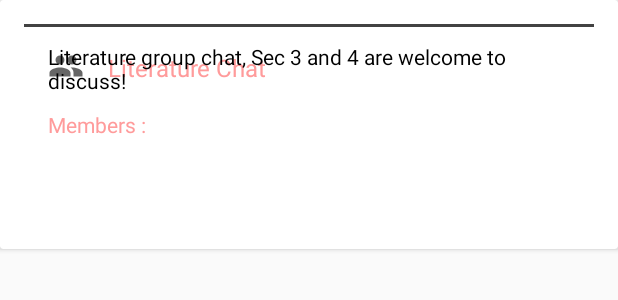
After one commit to saltedfishxx/findastuddy, an Android app: the layout layout_browse.xml on its own in the app's theme, with its tools: preview values and no code run, on a phone screen of 412 x 824 dp. The commit adds this screen. Shown: the top 300 px of the screen. Run offline under Robolectric (Android 15) with nearby library versions, the phone set to English and light mode, and no system bars.

Commit message:
I try my best

```diff
--- a/app/src/main/java/mapp/com/sg/mapp_ca1/BrowseFragment.java
+++ b/app/src/main/java/mapp/com/sg/mapp_ca1/BrowseFragment.java
@@ -3,6 +3,7 @@ package mapp.com.sg.mapp_ca1;
 
 import android.os.Bundle;
 import android.support.v4.app.Fragment;
+import android.support.v7.widget.Toolbar;
 import android.view.LayoutInflater;
 import android.view.View;
 import android.view.ViewGroup;
@@ -13,7 +14,6 @@ import android.view.ViewGroup;
  */
 public class BrowseFragment extends Fragment {
 
-
     public BrowseFragment() {
         // Required empty public constructor
     }
@@ -22,6 +22,7 @@ public class BrowseFragment extends Fragment {
     @Override
     public View onCreateView(LayoutInflater inflater, ViewGroup container,
                              Bundle savedInstanceState) {
+
         // Inflate the layout for this fragment
         return inflater.inflate(R.layout.fragment_browse, container, false);
     }
--- /dev/null
+++ b/app/src/main/res/layout/layout_browse.xml
@@ -0,0 +1,73 @@
+<?xml version="1.0" encoding="utf-8"?>
+<android.support.v7.widget.CardView
+    xmlns:android="http://schemas.android.com/apk/res/android"
+    android:layout_width="match_parent"
+    android:layout_height="wrap_content"
+    android:paddingTop="@dimen/activity_vertical_margin"
+    >
+
+    <RelativeLayout
+        android:layout_width="match_parent"
+        android:layout_height="150dp"
+        android:background="@color/cardview_light_background"
+        android:layout_marginRight="@dimen/activity_horizontal_margin"
+        android:layout_marginLeft="@dimen/activity_horizontal_margin"
+        android:layout_marginTop="@dimen/activity_horizontal_margin"
+        >
+
+        <ImageView
+            android:id="@+id/bprofileimage"
+            android:layout_width="wrap_content"
+            android:layout_height="wrap_content"
+            android:layout_alignParentLeft="true"
+            android:layout_alignParentStart="true"
+            android:layout_margin="@dimen/activity_horizontal_margin"
+            android:src="@drawable/ic_group_black_24dp" />
+
+        <TextView
+            android:id="@+id/bchat1"
+            android:layout_width="wrap_content"
+            android:layout_height="wrap_content"
+            android:layout_alignBottom="@+id/bprofileimage"
+            android:layout_toEndOf="@+id/bprofileimage"
+            android:text="Literature Chat"
+            android:textColor="@color/text_color"
+            android:textSize="16sp" />
+
+        <View
+            android:id="@+id/viewSep"
+            android:layout_width="match_parent"
+            android:layout_height="2dp"
+            android:layout_alignParentStart="true"
+            android:layout_below="@+id/profileimage"
+            android:background="@color/cardview_dark_background"/>
+
+        <TextView
+            android:id="@+id/txtDesc"
+            android:layout_width="wrap_content"
+            android:layout_height="wrap_content"
+            android:layout_below="@id/viewSep"
+            android:layout_marginLeft="@dimen/activity_horizontal_margin"
+            android:layout_marginRight="@dimen/activity_horizontal_margin"
+            android:layout_marginTop="@dimen/activity_minor_margin"
+            android:text="Literature group chat, Sec 3 and 4 are welcome to discuss! "
+            android:textColor="@color/dark_text"
+            />
+
+        <TextView
+            android:id="@+id/txtMemCount"
+            android:layout_width="wrap_content"
+            android:layout_height="wrap_content"
+            android:layout_below="@+id/txtDesc"
+            android:layout_marginLeft="@dimen/activity_horizontal_margin"
+            android:layout_marginRight="@dimen/activity_horizontal_margin"
+            android:layout_marginTop="@dimen/activity_minor_margin"
+            android:text="Members : "
+            android:textColor="@color/text_color"
+            />
+
+
+
+    </RelativeLayout>
+
+</android.support.v7.widget.CardView>
--- a/app/src/main/res/values/colors.xml
+++ b/app/src/main/res/values/colors.xml
@@ -8,6 +8,7 @@
     <color name="main_edit">#84c0b6</color>
     <color name="text_color">#ff9b9b</color>
     <color name="light_text">#DCDCC3</color>
+    <color name="dark_text">#000000</color>
     <color name="background_color">#fffaf5</color>
     <color name="light_grey">#d0d0d0</color>
 </resources>
--- a/app/src/main/res/values/dimens.xml
+++ b/app/src/main/res/values/dimens.xml
@@ -4,4 +4,5 @@
     <dimen name="activity_horizontal_margin">16dp</dimen>
     <dimen name="activity_vertical_margin">16dp</dimen>
     <dimen name="fab_margin">16dp</dimen>
+    <dimen name="activity_minor_margin">10dp</dimen>
 </resources>
```
Also changed, not shown: app/src/main/java/mapp/com/sg/mapp_ca1/Adapter/BrowseAdapter.java (added, +87 -0 lines), app/src/main/res/layout/fragment_browse.xml (+9 -4 lines), 1 other file.
